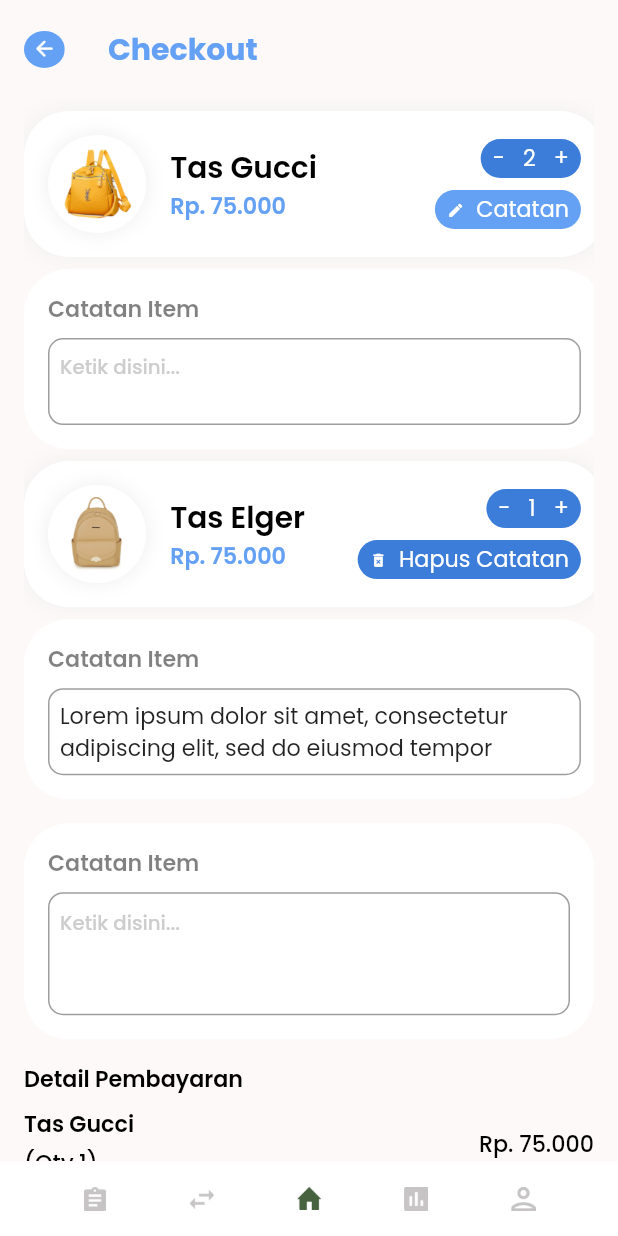
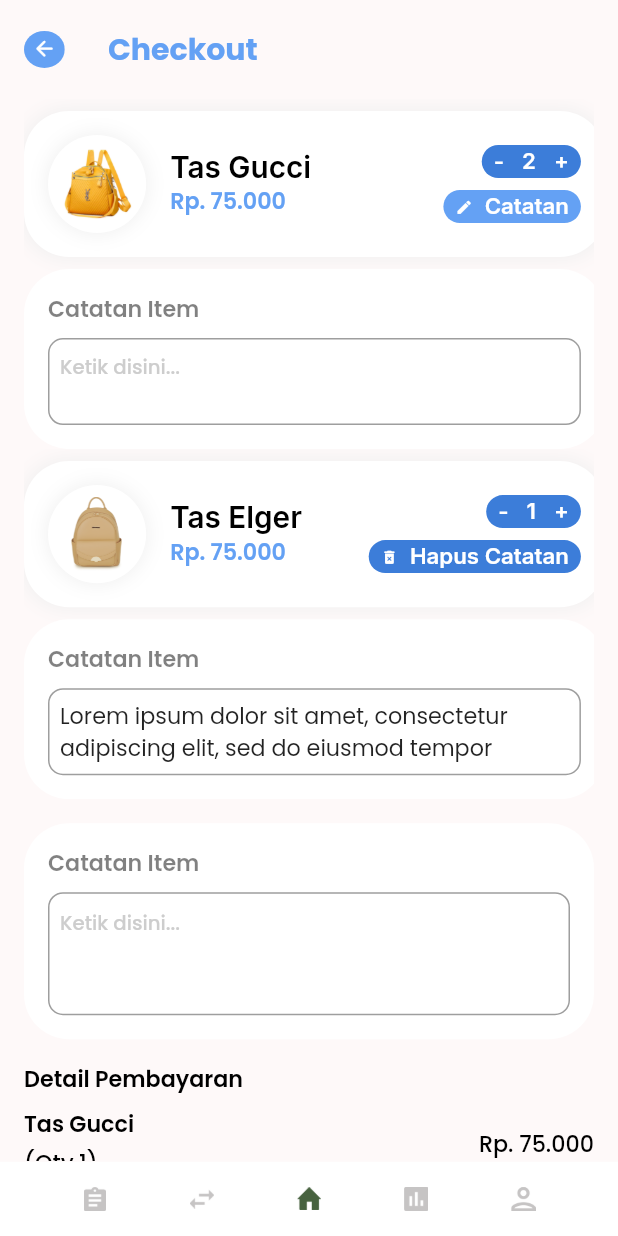
Before and after one commit to reAlpha39/ordo_test, a Flutter app: the CheckoutPage screen opened by its route, on a phone screen of 412 x 824 dp. Run offline on Flutter 3.47's test engine with Material 2 defaults, Android fonts, the phone set to English and light mode, and no system bars; our stand-ins replace bloc, carousel_slider, flutter_bloc, flutter_screenutil, freezed_annotation, get_it and 3 more.

Commit message:
change some font to inter

```diff
--- a/lib/app/checkout/widgets/item_card.dart
+++ b/lib/app/checkout/widgets/item_card.dart
@@ -1,6 +1,7 @@
 import 'package:flutter/material.dart';
 import 'package:flutter_bloc/flutter_bloc.dart';
 import 'package:flutter_screenutil/flutter_screenutil.dart';
+import 'package:google_fonts/google_fonts.dart';
 import 'package:ordo_test/app/checkout/blocs/note/note_cubit.dart';
 import 'package:ordo_test/presentation/constant/constant.dart';
 import 'package:ordo_test/presentation/widgets/pill_card.dart';
@@ -80,10 +81,12 @@ class ItemCard extends StatelessWidget {
                   children: [
                     Text(
                       title,
-                      style: TextStyle(
+                      style: GoogleFonts.inter(
+                        textStyle: TextStyle(
                           fontSize: 24.sp,
                           color: Colors.black,
                           fontWeight: FontWeight.w600,
+                        ),
                       ),
                     ),
                     Text(
@@ -109,9 +112,12 @@ class ItemCard extends StatelessWidget {
                         onTap: () => cubit.removeItem(index),
                         child: Text(
                           '-',
-                          style: TextStyle(
+                          style: GoogleFonts.inter(
+                            textStyle: TextStyle(
+                              fontSize: 18.sp,
                               color: Colors.white,
-                            fontSize: 18.sp,
+                              fontWeight: FontWeight.w600,
+                            ),
                           ),
                         ),
                       ),
@@ -120,9 +126,12 @@ class ItemCard extends StatelessWidget {
                         builder: (context, state) {
                           return Text(
                             cubit.totalItemList[index].toString(),
-                            style: TextStyle(
+                            style: GoogleFonts.inter(
+                              textStyle: TextStyle(
+                                fontSize: 18.sp,
                                 color: Colors.white,
-                              fontSize: 18.sp,
+                                fontWeight: FontWeight.w600,
+                              ),
                             ),
                           );
                         },
@@ -132,9 +141,12 @@ class ItemCard extends StatelessWidget {
                         onTap: () => cubit.addItem(index),
                         child: Text(
                           '+',
-                          style: TextStyle(
+                          style: GoogleFonts.inter(
+                            textStyle: TextStyle(
+                              fontSize: 18.sp,
                               color: Colors.white,
-                            fontSize: 18.sp,
+                              fontWeight: FontWeight.w600,
+                            ),
                           ),
                         ),
                       ),
@@ -167,9 +179,12 @@ class ItemCard extends StatelessWidget {
                               cubit.noteControllerList[index].text != ''
                                   ? 'Hapus Catatan'
                                   : 'Catatan',
-                              style: TextStyle(
+                              style: GoogleFonts.inter(
+                                textStyle: TextStyle(
+                                  fontSize: 18.sp,
                                   color: Colors.white,
-                                fontSize: 18.sp,
+                                  fontWeight: FontWeight.w600,
+                                ),
                               ),
                             ),
                           ],
```
Also changed, not shown: lib/app/detail_product/widgets/review_card.dart (+10 -3 lines), lib/app/home/widgets/product_card.dart (+8 -7 lines). Lines whose indentation alone changed are shown as unchanged.
